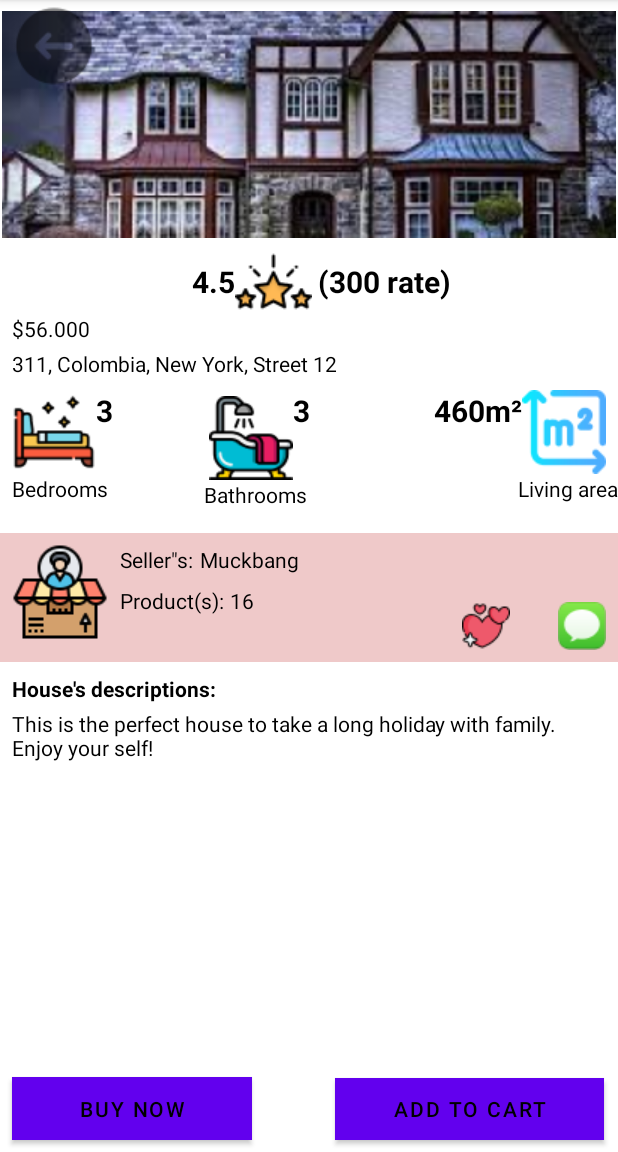
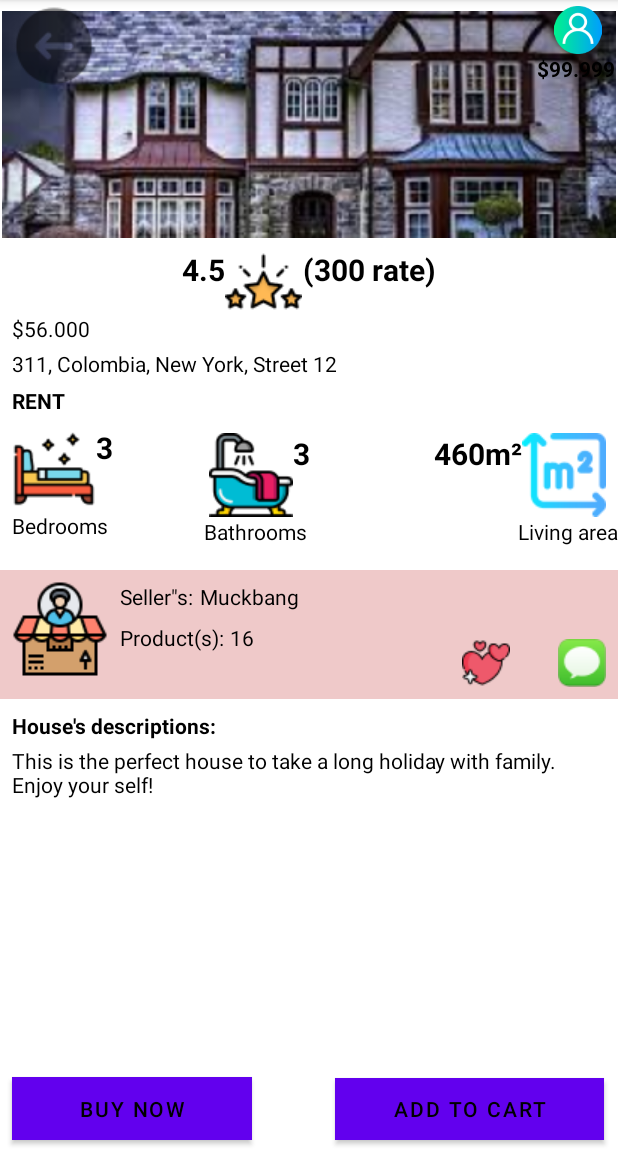
Before and after one commit to taiprovip3/EstateHouseApp, an Android app: the DetailScreen screen opened directly, with no data from a screen before it, on a phone screen of 412 x 824 dp, the part 84-1236 px from its top. Run offline under Robolectric (Android 15) with nearby library versions, the phone set to English and light mode, and no system bars; our stand-ins replace Firebase (no records; nobody signed in at launch, a user with empty details on screens opened directly), Picasso; libraries missing offline, so code that uses them is left out: vn.thanguit.toastperfect.

Commit message:
Hoàn thành 90% r ae, còn mỗi SQLITE

```diff
--- a/app/src/main/java/com/example/estatehouse/CartScreen.java
+++ b/app/src/main/java/com/example/estatehouse/CartScreen.java
@@ -112,7 +112,8 @@ public class CartScreen extends AppCompatActivity {
         btnBalance.setOnClickListener(new View.OnClickListener() {
             @Override
             public void onClick(View view) {
-                ToastPerfect.makeText(CartScreen.this, ToastPerfect.INFORMATION, "Change to balance screen!", ToastPerfect.BOTTOM, ToastPerfect.LENGTH_LONG).show();
+                Intent intent = new Intent(CartScreen.this, BalanceScreen.class);
+                startActivity(intent);
             }
         });
     }
--- a/app/src/main/java/com/example/estatehouse/DetailScreen.java
+++ b/app/src/main/java/com/example/estatehouse/DetailScreen.java
@@ -1,9 +1,12 @@
 package com.example.estatehouse;
 
 import androidx.annotation.NonNull;
+import androidx.appcompat.app.AlertDialog;
 import androidx.appcompat.app.AppCompatActivity;
 
+import android.content.DialogInterface;
 import android.content.Intent;
+import android.graphics.Color;
 import android.net.Uri;
 import android.os.Bundle;
 import android.view.View;
@@ -14,6 +17,7 @@ import android.widget.Toast;
 
 import com.example.estatehouse.entity.House;
 import com.example.estatehouse.entity.HouseCart;
+import com.example.estatehouse.entity.User;
 import com.google.android.gms.tasks.OnCompleteListener;
 import com.google.android.gms.tasks.OnFailureListener;
 import com.google.android.gms.tasks.OnSuccessListener;
@@ -38,7 +42,7 @@ import vn.thanguit.toastperfect.ToastPerfect;
 public class DetailScreen extends AppCompatActivity {
 
     private ImageView imageHouseView, btnBack;
-    private TextView priceHouseView, addressHouseView, bedroomNumberView, bathroomNumberView, livingareView, sellerView, descriptionView;
+    private TextView priceHouseView, addressHouseView, bedroomNumberView, bathroomNumberView, livingareView, sellerView, descriptionView, balanceView, typeView;
     private Button btnBuy, btnAddToCart;
     private FirebaseStorage storage;
     private StorageReference storageReference;
@@ -47,9 +51,13 @@ public class DetailScreen extends AppCompatActivity {
     private FirebaseAuth mAuth;
     private FirebaseUser currentUser;
     private CollectionReference cartReference, userReference;
-    String imageHouse, addressHouse, documentIdHouse, descriptionHouse, sellerHouse;
+    String imageHouse, addressHouse, documentIdHouse, descriptionHouse, sellerHouse, typeHouse;
     double priceHouse;
     int bedroomHouse, bathroomHouse, livingareaHouse;
+    User user;
+    AlertDialog dialogBuy;
+    AlertDialog.Builder builderBuy;
+
     @Override
     protected void onCreate(Bundle savedInstanceState) {
         super.onCreate(savedInstanceState);
@@ -69,6 +77,7 @@ public class DetailScreen extends AppCompatActivity {
             documentIdHouse = bundle.getString("documentIdHouse", "");
             descriptionHouse = bundle.getString("descriptionHouse", "No description");
             sellerHouse = bundle.getString("sellerHouse", "Incognito");
+            typeHouse = bundle.getString("typeHouse", "BUY");
 
             imageReference = storageReference.child("images/" + imageHouse);
             imageReference.getDownloadUrl()
@@ -93,6 +102,7 @@ public class DetailScreen extends AppCompatActivity {
             livingareView.setText(""+livingareaHouse);
             descriptionView.setText(descriptionHouse);
             sellerView.setText(sellerHouse);
+            typeView.setText(typeHouse);
         }
         btnBack.setOnClickListener(new View.OnClickListener() {
             @Override
@@ -121,32 +131,51 @@ public class DetailScreen extends AppCompatActivity {
         btnBuy.setOnClickListener(new View.OnClickListener() {
             @Override
             public void onClick(View view) {
+                builderBuy = new AlertDialog.Builder(DetailScreen.this);
+                builderBuy.setTitle("Confirmation buy/rent a house");
+                builderBuy.setNegativeButton("CANCEL", new DialogInterface.OnClickListener() {
+                    @Override
+                    public void onClick(DialogInterface dialogInterface, int i) {
+                    }
+                });
+                builderBuy.setPositiveButton("YES", new DialogInterface.OnClickListener() {
+                    @Override
+                    public void onClick(DialogInterface dialogInterface, int i) {
+                        if(user.getBalance() < priceHouse){
+                            ToastPerfect.makeText(DetailScreen.this, ToastPerfect.ERROR, "You don't have enough $ to purchase", ToastPerfect.BOTTOM, ToastPerfect.LENGTH_LONG).show();
+                        } else{
+                            double moneyLeft = user.getBalance() - priceHouse;
+                            user.setBalance(moneyLeft);
+                            balanceView.setText("$"+moneyLeft);
+                            userReference.document(user.getDocumentId())
+                                    .update("balance", moneyLeft);
+                            ToastPerfect.makeText(DetailScreen.this, ToastPerfect.SUCCESS, "You purchased success", ToastPerfect.BOTTOM, ToastPerfect.LENGTH_LONG).show();
+                        }
+                    }
+                });
+                dialogBuy = builderBuy.create();
+                dialogBuy.show();
+            }
+        });
+    }
+
+    @Override
+    public void onStart() {
+        super.onStart();
         userReference.whereEqualTo("email", currentUser.getEmail())
                 .get()
                 .addOnCompleteListener(new OnCompleteListener<QuerySnapshot>() {
                     @Override
                     public void onComplete(@NonNull Task<QuerySnapshot> task) {
-                                if(task.isSuccessful()){
-                                    double balanceUser = 0.0;
-                                    String documentId = "";
-                                    for(QueryDocumentSnapshot document : task.getResult()){
-                                        balanceUser = document.getDouble("balance");
-                                        documentId = document.getId();
-                                    }
-                                    if(balanceUser < priceHouse){
-                                        ToastPerfect.makeText(DetailScreen.this, ToastPerfect.ERROR, "You don't have enough $ to purchase", ToastPerfect.BOTTOM, ToastPerfect.LENGTH_LONG).show();
-                                    } else{
-                                        userReference.document(documentId)
-                                                .update("balance", balanceUser - priceHouse);
-                                        ToastPerfect.makeText(DetailScreen.this, ToastPerfect.SUCCESS, "You purchased success", ToastPerfect.BOTTOM, ToastPerfect.LENGTH_LONG).show();
+                        if (task.isSuccessful()){
+                            for (QueryDocumentSnapshot document: task.getResult()){
+                                user = document.toObject(User.class);
+                                balanceView.setText("$" + user.getBalance());
                             }
                         }
                     }
                 });
-
-            }
-        });
-    }
+    }//end onStart
 
     private void anhXa() {
         mAuth = FirebaseAuth.getInstance();
@@ -166,6 +195,8 @@ public class DetailScreen extends AppCompatActivity {
         livingareView = findViewById(R.id.dt_livingareView);
         sellerView = findViewById(R.id.dt_sellerView);
         descriptionView = findViewById(R.id.dt_descriptionView);
+        typeView = findViewById(R.id.dt_typeView);
         btnBack = findViewById(R.id.dt_btnBack);
+        balanceView = findViewById(R.id.dt_balanceView);
     }
 }
--- a/app/src/main/java/com/example/estatehouse/HomepageScreen.java
+++ b/app/src/main/java/com/example/estatehouse/HomepageScreen.java
@@ -272,7 +272,7 @@ public class HomepageScreen extends AppCompatActivity {
             txtViewlogin.getPaint().setUnderlineText(false);
             txtViewlogin.setTextColor(Color.BLACK);
         }
-    }//end onCreate
+    }//end onStart
 
     private boolean isLogged() {
         currentUser = mAuth.getCurrentUser();
--- a/app/src/main/java/com/example/estatehouse/adapter/HomepageAdapter.java
+++ b/app/src/main/java/com/example/estatehouse/adapter/HomepageAdapter.java
@@ -104,6 +104,7 @@ public class HomepageAdapter extends BaseAdapter {
                 bundle.putString("documentIdHouse", h.getDocumentId());
                 bundle.putString("descriptionHouse", h.getDescription());
                 bundle.putString("sellerHouse", h.getSeller());
+                bundle.putString("typeHouse", h.getType());
                 intent.putExtras(bundle);
                 context.startActivity(intent);
             }
--- a/app/src/main/res/layout/activity_cart_screen.xml
+++ b/app/src/main/res/layout/activity_cart_screen.xml
@@ -4,6 +4,7 @@
     xmlns:tools="http://schemas.android.com/tools"
     android:layout_width="match_parent"
     android:layout_height="match_parent"
+    android:backgroundTint="#1AFDE8"
     tools:context=".CartScreen">
 
     <TextView
@@ -62,7 +63,7 @@
         android:layout_width="0dp"
         android:layout_height="64dp"
         android:layout_marginStart="4dp"
-        android:layout_marginTop="64dp"
+        android:layout_marginTop="32dp"
         android:layout_marginEnd="4dp"
         android:background="#E1D6D6"
         app:layout_constraintEnd_toEndOf="parent"
@@ -105,7 +106,7 @@
         android:layout_marginTop="8dp"
         android:layout_marginEnd="8dp"
         android:layout_marginBottom="8dp"
-        android:text="Settings"
+        android:text="Setting"
         app:layout_constraintBottom_toBottomOf="@+id/view3"
         app:layout_constraintEnd_toEndOf="@+id/view3"
         app:layout_constraintTop_toTopOf="@+id/view3" />
--- a/app/src/main/res/layout/activity_detail_screen.xml
+++ b/app/src/main/res/layout/activity_detail_screen.xml
@@ -22,13 +22,12 @@
         android:id="@+id/dt_livingareView"
         android:layout_width="wrap_content"
         android:layout_height="wrap_content"
-        android:layout_marginTop="8dp"
         android:text="460m²"
         android:textColor="#000000"
         android:textSize="20sp"
         android:textStyle="bold"
         app:layout_constraintEnd_toStartOf="@+id/imageView13"
-        app:layout_constraintTop_toBottomOf="@+id/dt_addressView" />
+        app:layout_constraintTop_toTopOf="@+id/imageView13" />
 
     <TextView
         android:id="@+id/textView21"
@@ -53,25 +52,23 @@
         android:id="@+id/dt_bedNumber"
         android:layout_width="wrap_content"
         android:layout_height="wrap_content"
-        android:layout_marginTop="8dp"
         android:text="3"
         android:textColor="#000000"
         android:textSize="20sp"
         android:textStyle="bold"
         app:layout_constraintStart_toEndOf="@+id/imageView11"
-        app:layout_constraintTop_toBottomOf="@+id/dt_addressView" />
+        app:layout_constraintTop_toTopOf="@+id/imageView11" />
 
     <TextView
         android:id="@+id/dt_bathRooms"
         android:layout_width="wrap_content"
         android:layout_height="wrap_content"
-        android:layout_marginTop="8dp"
         android:text="3"
         android:textColor="#000000"
         android:textSize="20sp"
         android:textStyle="bold"
         app:layout_constraintStart_toEndOf="@+id/imageView12"
-        app:layout_constraintTop_toBottomOf="@+id/dt_addressView" />
+        app:layout_constraintTop_toTopOf="@+id/imageView12" />
 
     <TextView
         android:id="@+id/dt_priceView"
@@ -87,38 +84,28 @@
         android:id="@+id/textView14"
         android:layout_width="wrap_content"
         android:layout_height="wrap_content"
-        android:layout_marginStart="4dp"
-        android:layout_marginTop="8dp"
-        android:layout_marginBottom="8dp"
+        android:layout_marginEnd="121dp"
         android:text="(300 rate)"
         android:textColor="#000000"
         android:textSize="20sp"
         android:textStyle="bold"
-        app:layout_constraintBottom_toBottomOf="@+id/imageView5"
+        app:layout_constraintEnd_toEndOf="parent"
         app:layout_constraintStart_toEndOf="@+id/imageView5"
-        app:layout_constraintTop_toBottomOf="@+id/dt_imageView"
-        app:layout_constraintVertical_bias="0.0" />
+        app:layout_constraintTop_toTopOf="@+id/imageView5" />
 
     <ImageView
         android:id="@+id/imageView5"
         android:layout_width="wrap_content"
         android:layout_height="wrap_content"
-        android:layout_marginTop="8dp"
-        android:layout_marginBottom="4dp"
         android:src="@drawable/image_15"
-        app:layout_constraintBottom_toBottomOf="@+id/textView12"
-        app:layout_constraintEnd_toStartOf="@+id/textView14"
-        app:layout_constraintHorizontal_bias="0.5"
         app:layout_constraintStart_toEndOf="@+id/textView12"
-        app:layout_constraintTop_toBottomOf="@+id/dt_imageView"
-        app:layout_constraintVertical_bias="0.4" />
+        app:layout_constraintTop_toTopOf="@+id/textView12" />
 
     <TextView
         android:id="@+id/textView12"
         android:layout_width="wrap_content"
         android:layout_height="wrap_content"
-        android:layout_marginStart="128dp"
-        android:layout_marginTop="8dp"
+        android:layout_marginStart="121dp"
         android:text="4.5"
         android:textColor="#000000"
         android:textSize="20sp"
@@ -154,7 +141,7 @@
         android:layout_marginTop="8dp"
         android:src="@drawable/image_16"
         app:layout_constraintStart_toStartOf="parent"
-        app:layout_constraintTop_toBottomOf="@+id/dt_addressView" />
+        app:layout_constraintTop_toBottomOf="@+id/dt_typeView" />
 
     <TextView
         android:id="@+id/textView18"
@@ -183,11 +170,10 @@
         android:id="@+id/imageView13"
         android:layout_width="wrap_content"
         android:layout_height="wrap_content"
-        android:layout_marginTop="8dp"
         android:layout_marginEnd="8dp"
         android:src="@drawable/image_18"
         app:layout_constraintEnd_toEndOf="parent"
-        app:layout_constraintTop_toBottomOf="@+id/dt_addressView" />
+        app:layout_constraintTop_toTopOf="@+id/imageView12" />
 
     <View
         android:id="@+id/view2"
@@ -320,4 +306,37 @@
         app:layout_constraintTop_toTopOf="@+id/dt_imageView"
         app:srcCompat="@drawable/image_14" />
 
+    <ImageView
+        android:id="@+id/imageView2"
+        android:layout_width="32dp"
+        android:layout_height="32dp"
+        android:layout_marginTop="4dp"
+        app:layout_constraintEnd_toEndOf="parent"
+        app:layout_constraintStart_toStartOf="@+id/dt_balanceView"
+        app:layout_constraintTop_toTopOf="parent"
+        app:srcCompat="@drawable/image_6" />
+
+    <TextView
+        android:id="@+id/dt_balanceView"
+        android:layout_width="wrap_content"
+        android:layout_height="wrap_content"
+        android:layout_marginEnd="2dp"
+        android:text="$99.999"
+        android:textColor="#000000"
+        android:textStyle="bold"
+        app:layout_constraintEnd_toEndOf="parent"
+        app:layout_constraintTop_toBottomOf="@+id/imageView2" />
+
+    <TextView
+        android:id="@+id/dt_typeView"
+        android:layout_width="wrap_content"
+        android:layout_height="wrap_content"
+        android:layout_marginStart="8dp"
+        android:layout_marginTop="5dp"
+        android:text="RENT"
+        android:textColor="#000000"
+        android:textStyle="bold"
+        app:layout_constraintStart_toStartOf="parent"
+        app:layout_constraintTop_toBottomOf="@+id/dt_addressView" />
+
 </androidx.constraintlayout.widget.ConstraintLayout>
```
Also changed, not shown: app/src/main/java/com/example/estatehouse/BalanceScreen.java (+20 -4 lines), app/src/main/java/com/example/estatehouse/RegisterScreen.java (+13 -17 lines), app/src/main/java/com/example/estatehouse/adapter/CartAdapter.java (+17 -0 lines), app/src/main/res/layout/activity_balance_screen.xml (+6 -6 lines). Lines whose indentation alone changed are shown as unchanged.
